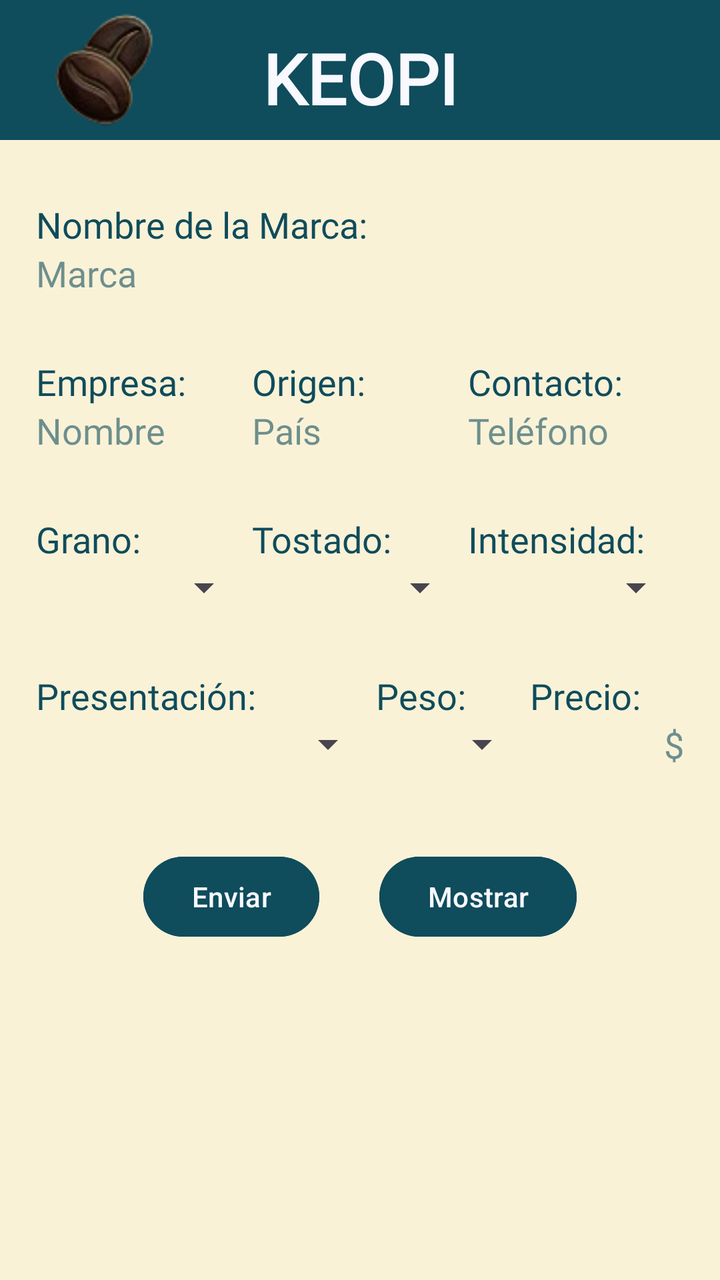
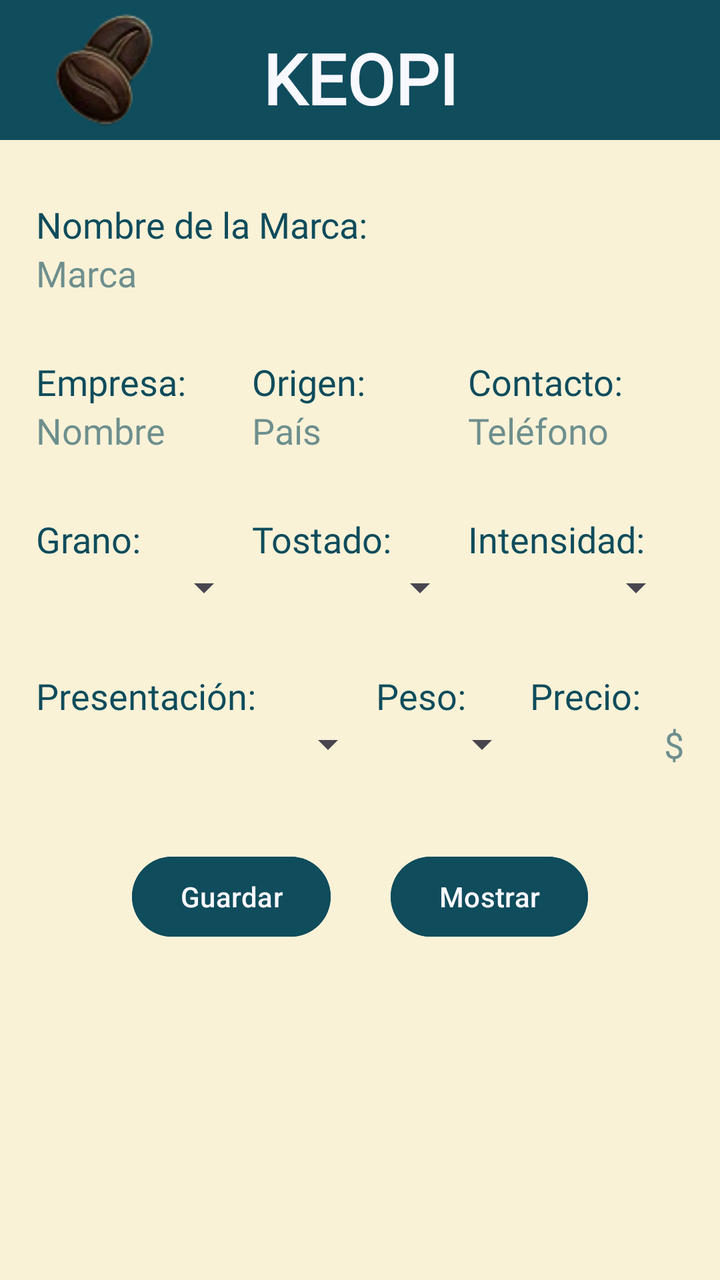

Compare the two renders of this Android layout. The source of the first and the diff that turns it into the second are given below.
<!-- AndroidManifest.xml: application theme Theme.Keopi -->
<!-- res/layout/activity_main.xml -->
<?xml version="1.0" encoding="utf-8"?>
<LinearLayout xmlns:android="http://schemas.android.com/apk/res/android"
    android:id="@+id/main"
    android:layout_width="match_parent"
    android:layout_height="match_parent"
    android:orientation="vertical"
    android:background="@color/vanilla">

    <include layout="@layout/toolbar"/>

    <TextView
        android:layout_width="wrap_content"
        android:layout_height="wrap_content"
        android:layout_marginTop="30dp"
        android:layout_marginStart="18dp"
        android:layout_marginEnd="18dp"
        android:text="Nombre de la Marca:"
        android:textSize="18sp"
        android:textColor="@color/blue"
        android:fontFamily="@font/kugile"/>

    <EditText
        android:id="@+id/brand_name"
        android:layout_width="wrap_content"
        android:layout_height="wrap_content"
        android:layout_marginStart="18dp"
        android:layout_marginEnd="18dp"
        android:hint="Marca"
        android:background="@null"
        android:textSize="18sp"
        android:textColor="@color/blue"
        android:textColorHint="@color/blueT"
        android:fontFamily="@font/times_new_roman"/>

    <LinearLayout
        android:layout_width="match_parent"
        android:layout_height="wrap_content"
        android:orientation="horizontal"
        android:layout_marginTop="30dp"
        android:layout_marginStart="18dp"
        android:layout_marginEnd="18dp">

        <TextView
            android:layout_width="0dp"
            android:layout_height="wrap_content"
            android:layout_weight="1"
            android:text="Empresa:"
            android:textColor="@color/blue"
            android:textSize="18sp"
            android:fontFamily="@font/kugile"/>

        <TextView
            android:layout_width="0dp"
            android:layout_height="wrap_content"
            android:layout_weight="1"
            android:text="Origen:"
            android:textColor="@color/blue"
            android:textSize="18sp"
            android:fontFamily="@font/kugile"/>

        <TextView
            android:layout_width="0dp"
            android:layout_height="wrap_content"
            android:layout_weight="1"
            android:text="Contacto:"
            android:textColor="@color/blue"
            android:textSize="18sp"
            android:fontFamily="@font/kugile"/>
    </LinearLayout>

    <LinearLayout
        android:layout_width="match_parent"
        android:layout_height="wrap_content"
        android:orientation="horizontal"
        android:layout_marginStart="18dp"
        android:layout_marginEnd="18dp">

        <EditText
            android:id="@+id/company_name"
            android:layout_width="0dp"
            android:layout_height="wrap_content"
            android:layout_weight="1"
            android:hint="Nombre"
            android:background="@null"
            android:textColor="@color/blue"
            android:textColorHint="@color/blueT"
            android:fontFamily="@font/times_new_roman"/>

        <EditText
            android:id="@+id/origin_country"
            android:layout_width="0dp"
            android:layout_height="wrap_content"
            android:layout_weight="1"
            android:hint="País"
            android:background="@null"
            android:textColor="@color/blue"
            android:textColorHint="@color/blueT"
            android:fontFamily="@font/times_new_roman"/>

        <EditText
            android:id="@+id/contact_phone"
            android:layout_width="0dp"
            android:layout_height="wrap_content"
            android:layout_weight="1"
            android:hint="Teléfono"
            android:background="@null"
            android:textColor="@color/blue"
            android:textColorHint="@color/blueT"
            android:fontFamily="@font/times_new_roman"/>
    </LinearLayout>

    <LinearLayout
        android:layout_width="match_parent"
        android:layout_height="wrap_content"
        android:orientation="horizontal"
        android:layout_marginTop="30dp"
        android:layout_marginStart="18dp"
        android:layout_marginEnd="18dp">

        <TextView
            android:layout_width="0dp"
            android:layout_height="wrap_content"
            android:layout_weight="1"
            android:text="Grano:"
            android:textColor="@color/blue"
            android:textSize="18sp"
            android:fontFamily="@font/kugile"/>

        <TextView
            android:layout_width="0dp"
            android:layout_height="wrap_content"
            android:layout_weight="1"
            android:text="Tostado:"
            android:textColor="@color/blue"
            android:textSize="18sp"
            android:fontFamily="@font/kugile"/>

        <TextView
            android:layout_width="0dp"
            android:layout_height="wrap_content"
            android:layout_weight="1"
            android:text="Intensidad:"
            android:textColor="@color/blue"
            android:textSize="18sp"
            android:fontFamily="@font/kugile"/>
    </LinearLayout>

    <LinearLayout
        android:layout_width="match_parent"
        android:layout_height="wrap_content"
        android:orientation="horizontal"
        android:layout_marginStart="18dp"
        android:layout_marginEnd="18dp">

        <Spinner
            android:id="@+id/bean_type"
            android:layout_width="0dp"
            android:layout_height="wrap_content"
            android:layout_weight="1"/>

        <Spinner
            android:id="@+id/roast_level"
            android:layout_width="0dp"
            android:layout_height="wrap_content"
            android:layout_weight="1"/>

        <Spinner
            android:id="@+id/intensity"
            android:layout_width="0dp"
            android:layout_height="wrap_content"
            android:layout_weight="1"/>
    </LinearLayout>

    <LinearLayout
        android:layout_width="match_parent"
        android:layout_height="wrap_content"
        android:orientation="horizontal"
        android:layout_marginTop="30dp"
        android:layout_marginStart="18dp"
        android:layout_marginEnd="18dp">

        <TextView
            android:layout_width="170dp"
            android:layout_height="wrap_content"
            android:text="Presentación:"
            android:textColor="@color/blue"
            android:textSize="18sp"
            android:fontFamily="@font/kugile"/>

        <TextView
            android:layout_width="0dp"
            android:layout_height="wrap_content"
            android:layout_weight="1"
            android:text="Peso:"
            android:textColor="@color/blue"
            android:textSize="18sp"
            android:fontFamily="@font/kugile"/>

        <TextView
            android:layout_width="0dp"
            android:layout_height="wrap_content"
            android:layout_weight="1"
            android:text="Precio:"
            android:textColor="@color/blue"
            android:textSize="18sp"
            android:fontFamily="@font/kugile"/>
    </LinearLayout>

    <LinearLayout
        android:layout_width="match_parent"
        android:layout_height="wrap_content"
        android:orientation="horizontal"
        android:layout_marginStart="18dp"
        android:layout_marginEnd="18dp">

        <Spinner
            android:id="@+id/presentation"
            android:layout_width="170dp"
            android:layout_height="wrap_content"/>

        <Spinner
            android:id="@+id/weight"
            android:layout_width="0dp"
            android:layout_height="wrap_content"
            android:layout_weight="1"/>

        <EditText
            android:id="@+id/price"
            android:layout_width="0dp"
            android:layout_height="wrap_content"
            android:layout_weight="1"
            android:hint="$"
            android:inputType="numberDecimal"
            android:background="@null"
            android:textAlignment="viewEnd"
            android:textColor="@color/blue"
            android:textColorHint="@color/blueT"/>
    </LinearLayout>

    <LinearLayout
        android:layout_width="match_parent"
        android:layout_height="wrap_content"
        android:orientation="horizontal"
        android:gravity="center"
        android:layout_marginTop="40dp">

        <Button
            android:id="@+id/save_button"
            android:layout_width="wrap_content"
            android:layout_height="wrap_content"
            android:text="Enviar"
            android:textColor="@color/white"
            android:backgroundTint="@color/blue"/>

        <TextView
            android:layout_width="30dp"
            android:layout_height="wrap_content"/>

        <Button
            android:id="@+id/show_button"
            android:layout_width="wrap_content"
            android:layout_height="wrap_content"
            android:text="Mostrar"
            android:textColor="@color/white"
            android:backgroundTint="@color/blue"/>
    </LinearLayout>

</LinearLayout>
<!-- res/layout/toolbar.xml (included above) -->
<?xml version="1.0" encoding="utf-8"?>
<androidx.appcompat.widget.Toolbar xmlns:android="http://schemas.android.com/apk/res/android"
    android:id="@+id/toolbar"
    android:layout_width="match_parent"
    android:layout_height="wrap_content"
    android:gravity="center_vertical"
    android:background="@color/blue"
    >

    <ImageView
        android:layout_width="70dp"
        android:layout_height="70dp"
        android:src="@drawable/logo"
        android:layout_gravity="start"
        />

    <TextView
        android:layout_width="wrap_content"
        android:layout_height="70dp"
        android:text="@string/app_name"
        android:textSize="35sp"
        android:textColor="@color/white"
        android:fontFamily="@font/kugile"
        android:textStyle="bold"
        android:layout_gravity="center"
        android:gravity="center"
        android:paddingTop="8dp"
        />
</androidx.appcompat.widget.Toolbar>
<!-- resources referenced by this layout -->
<resources>
  <color name="blue">#0f4c5c</color>
  <color name="blueT">#990F4C5C</color>
  <color name="vanilla">#FAF2D7</color>
  <color name="white">#F8F8FF</color>
  <!-- drawable logo: png bitmap (drawable, 7628 bytes) -->
  <string name="app_name">KEOPI</string>
  <style name="Theme.Keopi" parent="Base.Theme.Keopi" />
  <style name="Base.Theme.Keopi" parent="Theme.Material3.DayNight.NoActionBar">
          
          
      </style>
</resources>

<!-- the commit's change to res/layout/activity_main.xml (unified diff, before → after) -->
@@ -248,7 +248,7 @@
             android:id="@+id/save_button"
             android:layout_width="wrap_content"
             android:layout_height="wrap_content"
-            android:text="Enviar"
+            android:text="Guardar"
             android:textColor="@color/white"
             android:backgroundTint="@color/blue"/>
 
@@ -286,7 +286,7 @@
     <TextView
         android:layout_width="wrap_content"
         android:layout_height="70dp"
-        android:text="@string/app_name"
+        android:text="KEOPI"
         android:textSize="35sp"
         android:textColor="@color/white"
         android:fontFamily="@font/kugile"
<!-- resource entries referenced after the edit -->
@@ -5,7 +5,6 @@
   <color name="vanilla">#FAF2D7</color>
   <color name="white">#F8F8FF</color>
   <!-- drawable logo: png bitmap (drawable, 7628 bytes) -->
-  <string name="app_name">KEOPI</string>
   <style name="Theme.Keopi" parent="Base.Theme.Keopi" />
   <style name="Base.Theme.Keopi" parent="Theme.Material3.DayNight.NoActionBar">
           
